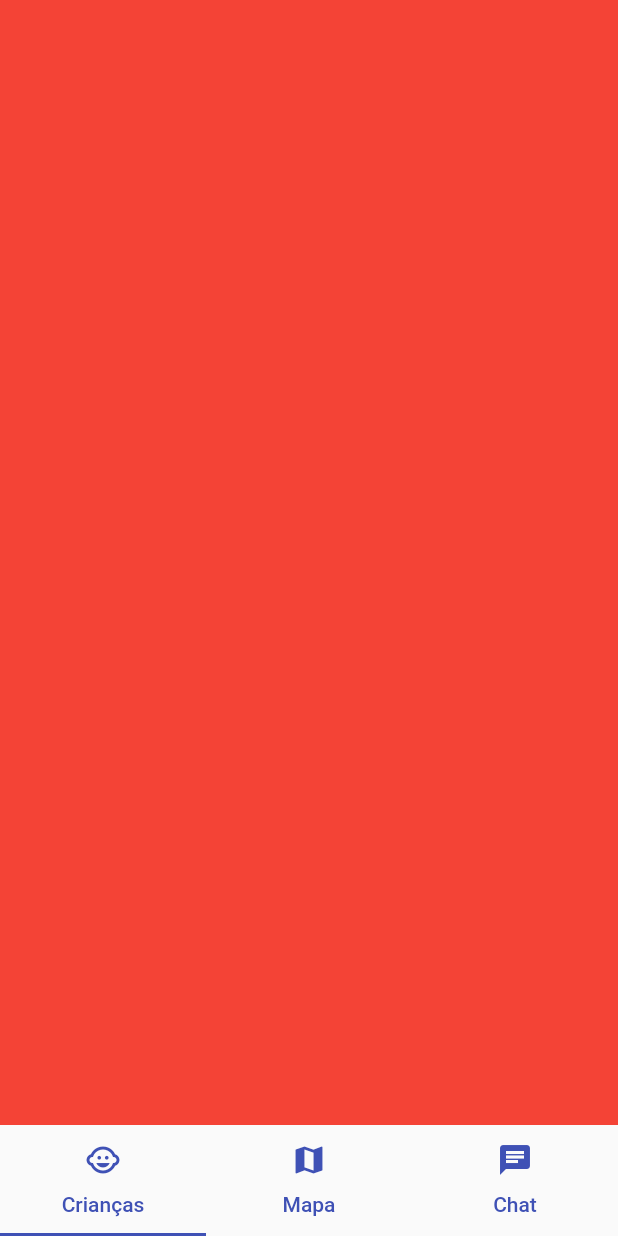
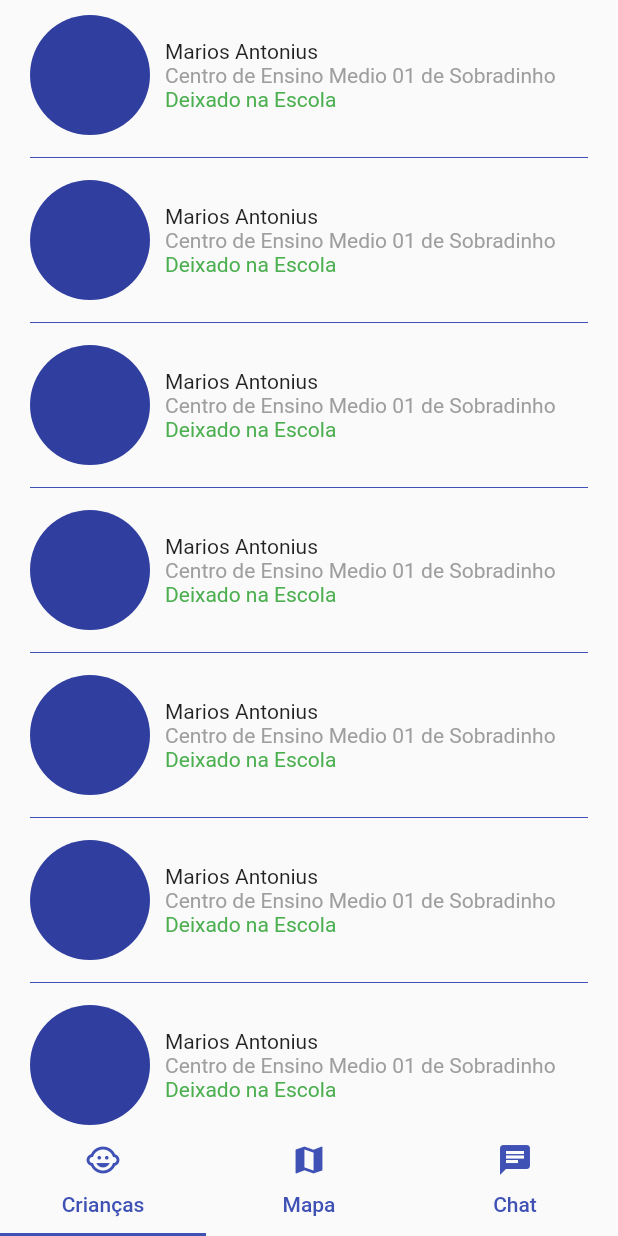
Before and after one commit to lucas-veiga/cade_van, a Flutter app: the MainTab screen opened by its route, on a phone screen of 412 x 824 dp. Run offline on Flutter 3.47's test engine with Material 2 defaults, Android fonts, the phone set to English and light mode, and no system bars.

Commit message:
HomePage stuff

```diff
--- /dev/null
+++ b/lib/models/child.dart
@@ -0,0 +1,42 @@
+import 'package:flutter/material.dart';
+
+enum ChildStatusEnum {
+  DEIXADO_ESCOLA,
+  TRANSITO_ESCOLA,
+  DEIXADO_CASA,
+  TRANSITO_CASA,
+}
+
+class DecodeChileStatusEnum {
+  static String getText(ChildStatusEnum value) {
+    if (value == ChildStatusEnum.DEIXADO_ESCOLA) {
+      return 'Deixado na Escola';
+    }
+
+    if (value == ChildStatusEnum.TRANSITO_ESCOLA) {
+      return 'Em transito para escola';
+    }
+
+    if (value == ChildStatusEnum.DEIXADO_CASA) {
+      return 'Em casa';
+    }
+
+    return 'Em transito para casa';
+  }
+
+  static Color getColor(ChildStatusEnum value) {
+    if (value == ChildStatusEnum.DEIXADO_ESCOLA) {
+      return Colors.green;
+    }
+
+    if (value == ChildStatusEnum.TRANSITO_ESCOLA) {
+      return Colors.blue;
+    }
+
+    if (value == ChildStatusEnum.DEIXADO_CASA) {
+      return Colors.tealAccent;
+    }
+
+    return Colors.yellow;
+  }
+}
--- a/lib/pages/home_page.dart
+++ b/lib/pages/home_page.dart
@@ -1,8 +1,20 @@
 import 'package:flutter/material.dart';
+
+import '../widgets/child_item.dart';
+import '../widgets/custom_divider.dart';
+import '../utils/default_padding.dart';
 
 class HomePage extends StatelessWidget {
   @override
-  Widget build(BuildContext context) {
-    return Container( color: Colors.red);
+  ListView build(BuildContext context) {
+    return ListView.separated(
+      separatorBuilder: (BuildContext ctx, int i) => CustomDivider(),
+      itemCount: 10,
+      itemBuilder:
+          (BuildContext ctx, int i) =>
+            DefaultPadding(
+              child: ChildItem(),
+            ),
+    );
   }
 }
--- a/lib/pages/main_tab.dart
+++ b/lib/pages/main_tab.dart
@@ -8,7 +8,20 @@ class MainTab extends StatelessWidget {
     return DefaultTabController(
       length: 3,
       child: Scaffold(
-        bottomSheet: TabBar(
+        bottomNavigationBar: _buildTabBar(context),
+        body: TabBarView(
+          children: <Widget>[
+            HomePage(),
+            Container(color: Colors.blue),
+            Container(color: Colors.amber),
+          ],
+        ),
+      ),
+    );
+  }
+
+  TabBar _buildTabBar(BuildContext context) =>
+    TabBar(
       tabs: <Widget>[
         Tab(
           child: Text(
@@ -47,15 +60,5 @@ class MainTab extends StatelessWidget {
           ),
         )
       ],
-        ),
-        body: TabBarView(
-          children: <Widget>[
-            HomePage(),
-            Container(color: Colors.blue),
-            Container(color: Colors.amber),
-          ],
-        ),
-      ),
     );
 }
-}
--- /dev/null
+++ b/lib/utils/default_padding.dart
@@ -0,0 +1,23 @@
+import 'package:flutter/material.dart';
+
+class DefaultPadding extends StatelessWidget {
+  /// Value = 20
+  static const double horizontal = 20;
+
+  /// Value = 10
+  static const double vertical = 10;
+
+  final Widget child;
+
+  DefaultPadding({
+    @required this.child,
+  });
+
+  @override
+  Widget build(BuildContext context) {
+    return Padding(
+      padding: EdgeInsets.symmetric(horizontal: horizontal, vertical: vertical),
+      child: child,
+    );
+  }
+}
--- /dev/null
+++ b/lib/widgets/child_item.dart
@@ -0,0 +1,37 @@
+import 'package:flutter/material.dart';
+
+import '../models/child.dart';
+
+class ChildItem extends StatelessWidget {
+  @override
+  Row build(BuildContext context) {
+    return Row(
+      children: <Widget>[
+        CircleAvatar(
+          radius: 40,
+        ),
+        SizedBox(width: 10),
+        Expanded(
+          child: Column(
+            crossAxisAlignment: CrossAxisAlignment.start,
+            children: <Widget>[
+              Text('Marios Antonius'),
+              Text(
+                'Centro de Ensino Medio 01 de Sobradinho',
+                style: TextStyle(
+                  color: Colors.grey
+                ),
+              ),
+              Text(
+                DecodeChileStatusEnum.getText(ChildStatusEnum.DEIXADO_ESCOLA),
+                style: TextStyle(
+                  color: DecodeChileStatusEnum.getColor(ChildStatusEnum.DEIXADO_ESCOLA),
+                ),
+              ),
+            ],
+          ),
+        ),
+      ],
+    );
+  }
+}
--- /dev/null
+++ b/lib/widgets/custom_divider.dart
@@ -0,0 +1,24 @@
+import 'package:flutter/material.dart';
+
+import '../utils/default_padding.dart';
+
+class CustomDivider extends StatelessWidget {
+  final double height;
+  final double endIndent;
+  final double indent;
+
+  CustomDivider({
+    this.indent = DefaultPadding.horizontal,
+    this.endIndent = DefaultPadding.horizontal,
+    this.height = DefaultPadding.vertical,
+  });
+
+  @override
+  Divider build(BuildContext context) =>
+      Divider(
+        color: Theme.of(context).primaryColor,
+        height: height,
+        endIndent: endIndent,
+        indent: indent,
+      );
+}
```
Also changed, not shown: 1 other file. Lines whose indentation alone changed are shown as unchanged.
